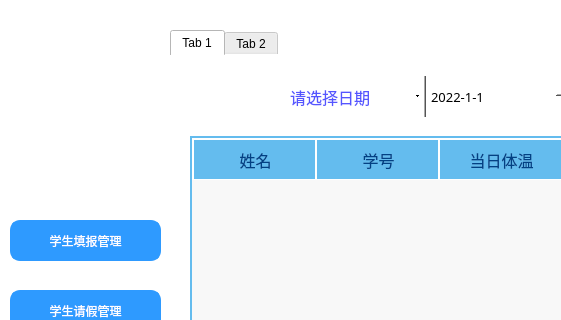
Old version of the form teacher.ui in the repository sukiiiKotori/pymysql; both pictures show x 0 to 561 and y 0 to 320 of the 800 by 600 pixel window.
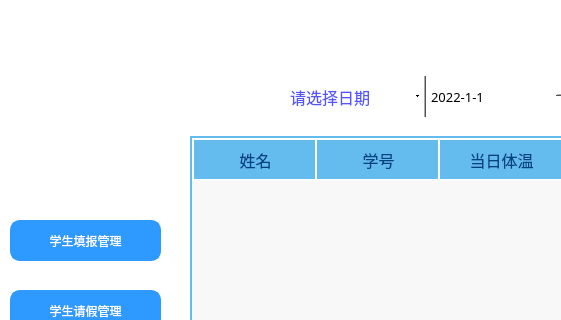
New version of the form. The open tabs and pages were chosen to show the change. Icons and pictures are not drawn.

Diff of the .ui file:
```diff
--- a/teacher.ui
+++ b/teacher.ui
@@ -910,6 +910,19 @@
      </widget>
     </widget>
    </widget>
+   <widget class="QLabel" name="label_10">
+    <property name="geometry">
+     <rect>
+      <x>30</x>
+      <y>10</y>
+      <width>401</width>
+      <height>51</height>
+     </rect>
+    </property>
+    <property name="text">
+     <string/>
+    </property>
+   </widget>
   </widget>
  </widget>
  <resources/>
```
Left out of the diff: 4 changed lines with no effect on the pictures.
